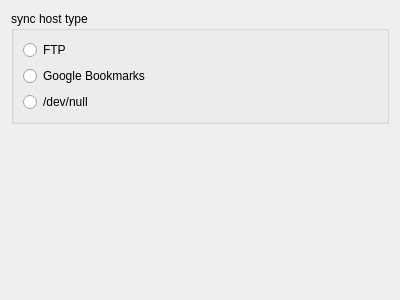
Before: the Qt Designer form src/sync/sync_host_type.ui in KDE/rekonq, drawn with Qt 5.
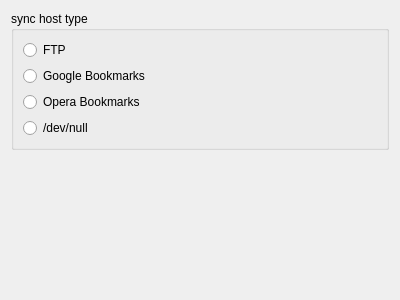
After: the same form once the commit is applied.

Commit message: First working implementation for syncing with Opera Link, code needs lots of refactoring.

Patch:
```diff
--- a/src/sync/sync_host_type.ui
+++ b/src/sync/sync_host_type.ui
@@ -31,6 +31,13 @@
         </property>
        </widget>
       </item>
+      <item>
+       <widget class="QRadioButton" name="operaRadioButton">
+        <property name="text">
+         <string>Opera Bookmarks</string>
+        </property>
+       </widget>
+      </item>
       <item>
        <widget class="QRadioButton" name="nullRadioButton">
         <property name="text">
```
The commit also changes 12 other files.
